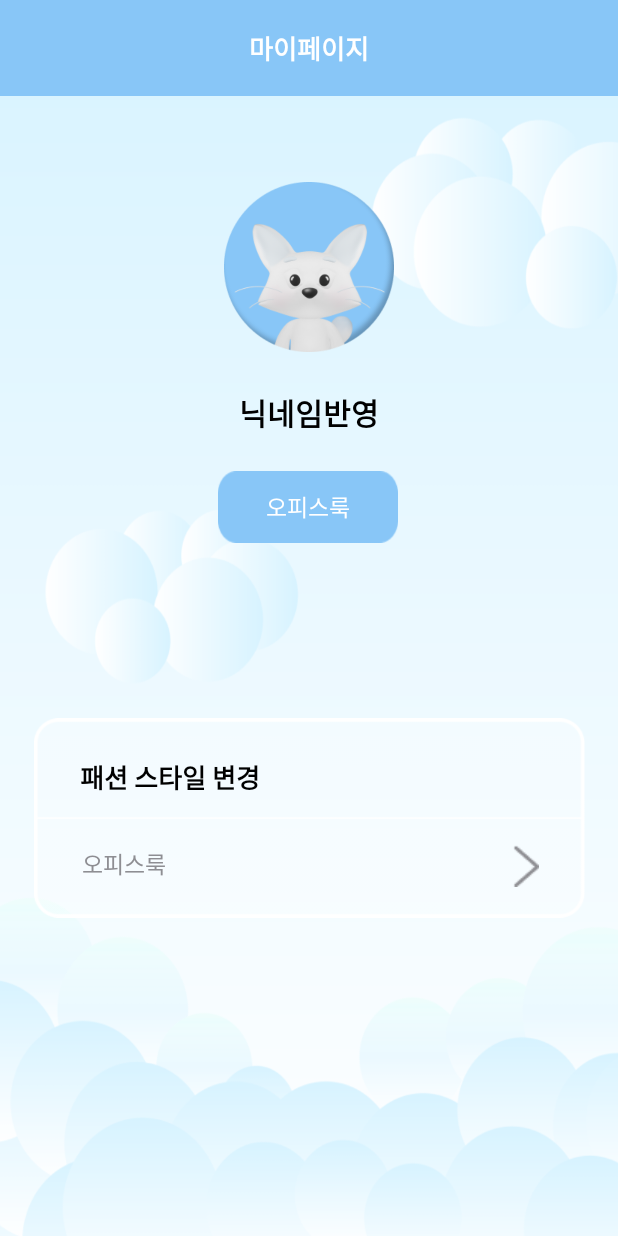
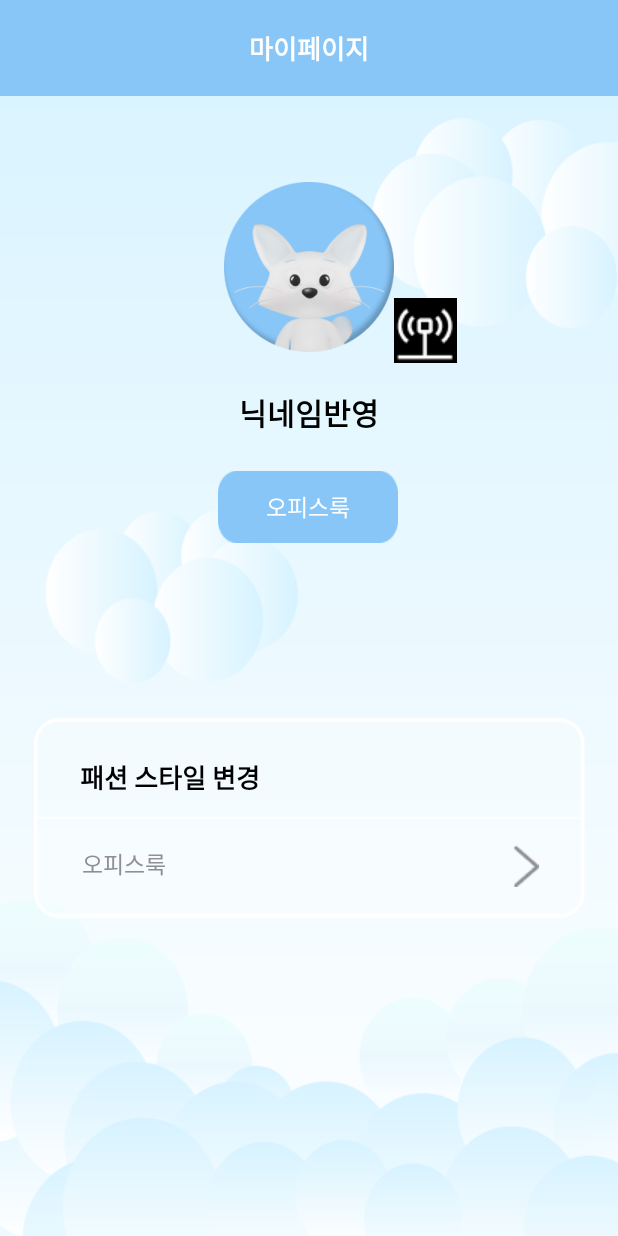
Before and after one commit to bobopudding/GURU2, an Android app: the layout activity_mypage.xml on its own in the app's theme, with its tools: preview values and no code run, on a phone screen of 412 x 824 dp. Run offline under Robolectric (Android 15) with nearby library versions, the phone set to English and light mode, and no system bars.

Commit message:
프로필 사진 변경

```diff
--- a/app/src/main/AndroidManifest.xml
+++ b/app/src/main/AndroidManifest.xml
@@ -5,6 +5,8 @@
     <uses-permission android:name="android.permission.INTERNET" />
     <uses-permission android:name="android.permission.ACCESS_FINE_LOCATION" />
     <uses-permission android:name="android.permission.ACCESS_COARSE_LOCATION" />
+    <uses-permission android:name="android.permission.READ_EXTERNAL_STORAGE" />
+
 
     <application
         android:allowBackup="true"
--- a/app/src/main/res/layout/activity_mypage.xml
+++ b/app/src/main/res/layout/activity_mypage.xml
@@ -45,12 +45,28 @@
         android:id="@+id/imageProfile"
         android:layout_width="113dp"
         android:layout_height="113dp"
+        android:scaleType="centerCrop"
         app:layout_constraintBottom_toBottomOf="parent"
         app:layout_constraintEnd_toEndOf="parent"
         app:layout_constraintStart_toStartOf="parent"
         app:layout_constraintTop_toBottomOf="@+id/toolbar"
         app:layout_constraintVertical_bias="0.089"
         app:srcCompat="@drawable/profile" />
+
+
+    <ImageView
+        android:id="@+id/changeprofile"
+        android:layout_width="wrap_content"
+        android:layout_height="wrap_content"
+        android:layout_marginTop="120dp"
+        android:layout_marginBottom="58dp"
+        android:background="@color/black"
+        android:src="@drawable/button_weathercast"
+        app:layout_constraintBottom_toTopOf="@+id/buttonStyle"
+        app:layout_constraintEnd_toEndOf="parent"
+        app:layout_constraintHorizontal_bias="0.0"
+        app:layout_constraintStart_toEndOf="@+id/imageProfile"
+        app:layout_constraintTop_toBottomOf="@+id/toolbar" />
 
     <Button
         android:id="@+id/buttonStyle"
```
Also changed, not shown: app/src/main/java/com/example/guru2/MypageActivity.kt (+98 -1 lines).
